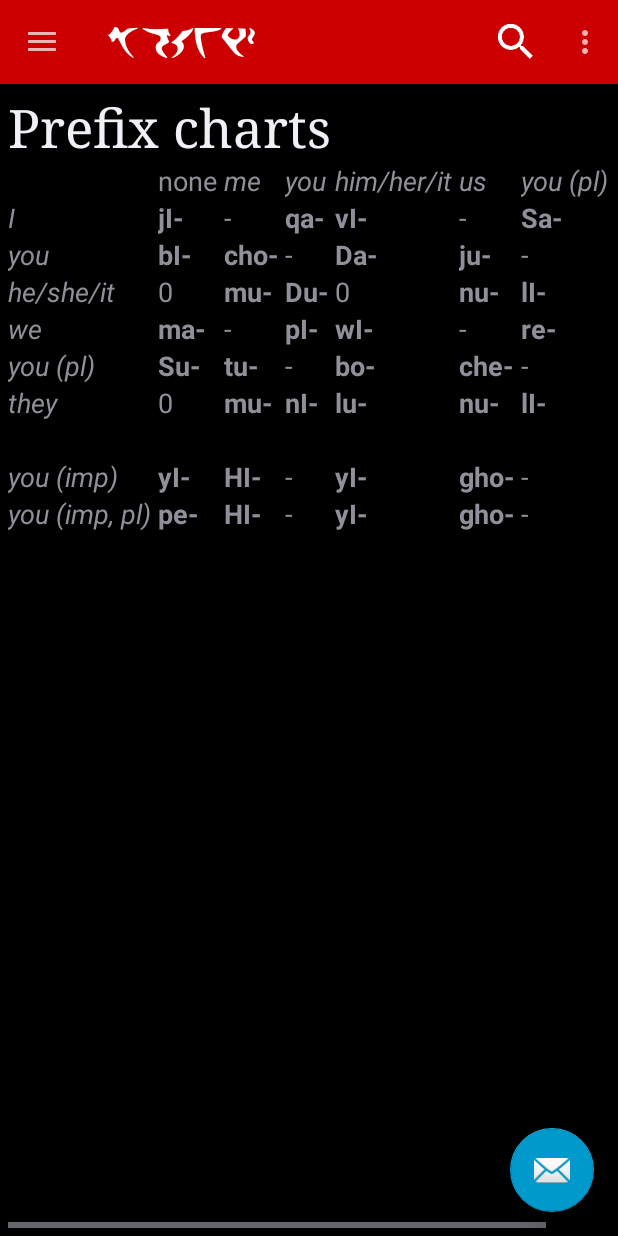
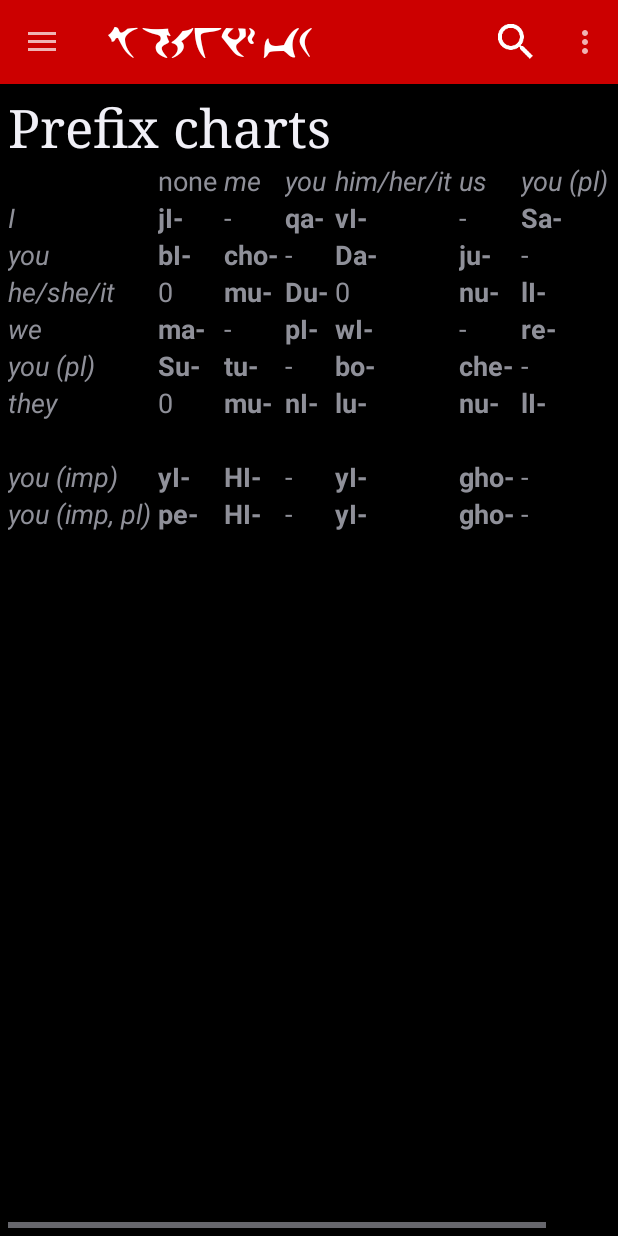
Before and after one commit to De7vID/klingon-assistant-data, an Android app: the PrefixChartActivity screen opened directly, with no data from a screen before it, on a phone screen of 412 x 824 dp. Run offline under Robolectric (Android 15) with nearby library versions, the phone set to English and light mode, and no system bars.

Commit message:
catch up v2 to regular version of app

```diff
--- a/KlingonAssistant-v2/app/src/main/java/org/tlhInganHol/android/klingonassistant_v2/BaseActivity.java
+++ b/KlingonAssistant-v2/app/src/main/java/org/tlhInganHol/android/klingonassistant_v2/BaseActivity.java
@@ -26,9 +26,7 @@ import android.net.Uri;
 import android.os.Bundle;
 import android.preference.PreferenceManager;
 import android.support.constraint.ConstraintLayout;
-import android.support.design.widget.FloatingActionButton;
 import android.support.design.widget.NavigationView;
-import android.support.design.widget.Snackbar;
 import android.support.v4.view.GravityCompat;
 import android.support.v4.widget.DrawerLayout;
 import android.support.v7.app.ActionBarDrawerToggle;
@@ -36,12 +34,15 @@ import android.support.v7.app.AppCompatActivity;
 import android.support.v7.widget.Toolbar;
 import android.text.Spannable;
 import android.text.SpannableString;
+import android.text.style.RelativeSizeSpan;
+import android.text.style.TypefaceSpan;
 import android.view.LayoutInflater;
 import android.view.Menu;
 import android.view.MenuInflater;
 import android.view.MenuItem;
 import android.view.SubMenu;
 import android.view.View;
+import android.widget.TextView;
 import java.util.Locale;
 
 public class BaseActivity extends AppCompatActivity
@@ -116,27 +117,29 @@ public class BaseActivity extends AppCompatActivity
     getSupportActionBar().setDisplayHomeAsUpEnabled(true);
     // getSupportActionBar().setIcon(R.drawable.ic_ka);
 
-    // Display the toolbar title in Klingon font.
-    SpannableString title =
-        new SpannableString(KlingonContentProvider.convertStringToKlingonFont("boQwI\'"));
+    // Display the title in Klingon font.
+    SpannableString klingonAppName =
+        new SpannableString(
+            KlingonContentProvider.convertStringToKlingonFont(
+                getBaseContext().getResources().getString(R.string.app_name)));
     Typeface klingonTypeface = KlingonAssistant.getKlingonFontTypeface(getBaseContext());
-    title.setSpan(
+    klingonAppName.setSpan(
         new KlingonTypefaceSpan("", klingonTypeface),
         0,
-        title.length(),
+        klingonAppName.length(),
         Spannable.SPAN_EXCLUSIVE_EXCLUSIVE);
-    getSupportActionBar().setTitle(title);
+    getSupportActionBar().setTitle(klingonAppName);
 
-    FloatingActionButton fab = (FloatingActionButton) findViewById(R.id.fab);
-    fab.setOnClickListener(
-        new View.OnClickListener() {
-          @Override
-          public void onClick(View view) {
-            Snackbar.make(view, "Replace with your own action", Snackbar.LENGTH_LONG)
-                .setAction("Action", null)
-                .show();
-          }
-        });
+    // FloatingActionButton fab = (FloatingActionButton) findViewById(R.id.fab);
+    // fab.setOnClickListener(
+    //     new View.OnClickListener() {
+    //       @Override
+    //       public void onClick(View view) {
+    //         Snackbar.make(view, "Replace with your own action", Snackbar.LENGTH_LONG)
+    //             .setAction("Action", null)
+    //             .show();
+    //       }
+    //     });
 
     DrawerLayout drawer = (DrawerLayout) findViewById(R.id.drawer_layout);
     ActionBarDrawerToggle toggle =
@@ -151,8 +154,6 @@ public class BaseActivity extends AppCompatActivity
 
     NavigationView navigationView = (NavigationView) findViewById(R.id.nav_view);
     navigationView.setNavigationItemSelectedListener(this);
-    if (sharedPrefs.getBoolean(
-        Preferences.KEY_KLINGON_FONT_CHECKBOX_PREFERENCE, /* default */ false)) {
     Menu navMenu = navigationView.getMenu();
     for (int i = 0; i < navMenu.size(); i++) {
       MenuItem menuItem = navMenu.getItem(i);
@@ -160,12 +161,17 @@ public class BaseActivity extends AppCompatActivity
       if (subMenu != null && subMenu.size() > 0) {
         for (int j = 0; j < subMenu.size(); j++) {
           MenuItem subMenuItem = subMenu.getItem(j);
-            applyKlingonTypeFaceToMenuItem(subMenuItem);
+          applyTypefaceToMenuItem(subMenuItem, false);
         }
       }
-        applyKlingonTypeFaceToMenuItem(menuItem);
+      applyTypefaceToMenuItem(menuItem, true);
     }
-    }
+
+    View headerView = navigationView.getHeaderView(0);
+    TextView appNameView = (TextView) headerView.findViewById(R.id.app_name_view);
+    TextView versionView = (TextView) headerView.findViewById(R.id.version_view);
+    appNameView.setText(klingonAppName);
+    versionView.setText("v" + KlingonContentDatabase.getDatabaseVersion() + " (alpha)");
 
     // If the device is in landscape orientation and the screen size is large (or bigger), then
     // make the slide-out menu static. Otherwise, hide it by default.
@@ -179,30 +185,53 @@ public class BaseActivity extends AppCompatActivity
     setDefaultKeyMode(DEFAULT_KEYS_SEARCH_LOCAL);
   }
 
-  private void applyKlingonTypeFaceToMenuItem(MenuItem menuItem) {
+  private void applyTypefaceToMenuItem(MenuItem menuItem, boolean enlarge) {
+    final SharedPreferences sharedPrefs =
+        PreferenceManager.getDefaultSharedPreferences(getBaseContext());
+    boolean useKlingonUI =
+        sharedPrefs.getBoolean(Preferences.KEY_KLINGON_UI_CHECKBOX_PREFERENCE, /* default */ false);
+    boolean useKlingonFont =
+        sharedPrefs.getBoolean(
+            Preferences.KEY_KLINGON_FONT_CHECKBOX_PREFERENCE, /* default */ false);
     Typeface klingonTypeface = KlingonAssistant.getKlingonFontTypeface(getBaseContext());
     String title = menuItem.getTitle().toString();
-    SpannableString klingonFontTitle =
+    SpannableString spannableString;
+    if (useKlingonFont) {
+      spannableString =
           new SpannableString(KlingonContentProvider.convertStringToKlingonFont(title));
-    klingonFontTitle.setSpan(
+      spannableString.setSpan(
           new KlingonTypefaceSpan("", klingonTypeface),
           0,
-        klingonFontTitle.length(),
+          spannableString.length(),
           Spannable.SPAN_EXCLUSIVE_EXCLUSIVE);
-    menuItem.setTitle(klingonFontTitle);
+    } else {
+      spannableString = new SpannableString(title);
+      if (useKlingonUI) {
+        // If the UI is in Klingon (Latin), use a serif typeface.
+        spannableString.setSpan(
+            new TypefaceSpan("serif"),
+            0,
+            spannableString.length(),
+            Spannable.SPAN_EXCLUSIVE_EXCLUSIVE);
+      }
+    }
+    if (enlarge) {
+      spannableString.setSpan(
+          new RelativeSizeSpan(1.5f),
+          0,
+          spannableString.length(),
+          Spannable.SPAN_EXCLUSIVE_EXCLUSIVE);
+    }
+    menuItem.setTitle(spannableString);
   }
 
   @Override
   public boolean onCreateOptionsMenu(Menu menu) {
     MenuInflater inflater = getMenuInflater();
     inflater.inflate(R.menu.options_menu, menu);
-    SharedPreferences sharedPrefs = PreferenceManager.getDefaultSharedPreferences(getBaseContext());
-    if (sharedPrefs.getBoolean(
-        Preferences.KEY_KLINGON_FONT_CHECKBOX_PREFERENCE, /* default */ false)) {
     for (int i = 0; i < menu.size(); i++) {
       MenuItem menuItem = menu.getItem(i);
-        applyKlingonTypeFaceToMenuItem(menuItem);
-      }
+      applyTypefaceToMenuItem(menuItem, false);
     }
     return true;
   }
@@ -492,7 +521,7 @@ public class BaseActivity extends AppCompatActivity
 
   @Override
   public boolean onOptionsItemSelected(MenuItem item) {
-    //noinspection SimplifiableIfStatement
+    // noinspection SimplifiableIfStatement
     switch (item.getItemId()) {
       case R.id.search:
         onSearchRequested();
--- a/KlingonAssistant-v2/app/src/main/java/org/tlhInganHol/android/klingonassistant_v2/KlingonContentDatabase.java
+++ b/KlingonAssistant-v2/app/src/main/java/org/tlhInganHol/android/klingonassistant_v2/KlingonContentDatabase.java
@@ -612,7 +612,8 @@ public class KlingonContentDatabase {
     return cursor;
   }
 
-  // Helper method to make it easier to search either definitions or search tags, in either English or German.
+  // Helper method to make it easier to search either definitions or search tags, in either English
+  // or German.
   private void matchDefinitionsOrSearchTags(
       String piece,
       boolean isPrefix,
@@ -727,7 +728,8 @@ public class KlingonContentDatabase {
         if (filterEntry.isSatisfiedBy(resultEntry)
             && !resultEntry.isArchaic()
             && !resultEntry.isHypothetical()) {
-          // Log.d(TAG, "adding: " + resultEntry.getEntryName() + " (" + resultEntry.getPartOfSpeech() + ")");
+          // Log.d(TAG, "adding: " + resultEntry.getEntryName() + " (" +
+          // resultEntry.getPartOfSpeech() + ")");
           Object[] exactMatchObject = complexWordCursorRow(resultEntry, complexWord);
 
           // If this is a bare word, prevent duplicates.
@@ -943,6 +945,20 @@ public class KlingonContentDatabase {
     return cursor;
   }
 
+  public static String getDatabaseVersion() {
+    return dottedVersion(DATABASE_VERSION);
+  }
+
+  private static String dottedVersion(int version) {
+    String s = Integer.toString(version);
+    return s.substring(0, 4)
+        + "."
+        + s.substring(4, 6)
+        + "."
+        + s.substring(6, 8)
+        + Character.toString((char) (s.charAt(8) - '0' + 'a'));
+  }
+
   /** This class helps create, open, and upgrade the Klingon database. */
   private static class KlingonDatabaseOpenHelper extends SQLiteOpenHelper {
 
@@ -1000,16 +1016,6 @@ public class KlingonContentDatabase {
 
       // Show help after database upgrade.
       setShowHelpFlag();
-    }
-
-    private String dottedVersion(int version) {
-      String s = Integer.toString(version);
-      return s.substring(0, 4)
-          + "."
-          + s.substring(4, 6)
-          + "."
-          + s.substring(6, 8)
-          + Character.toString((char) (s.charAt(8) - '0' + 'a'));
     }
 
     private void setShowHelpFlag() {
--- a/KlingonAssistant-v2/app/src/main/java/org/tlhInganHol/android/klingonassistant_v2/Preferences.java
+++ b/KlingonAssistant-v2/app/src/main/java/org/tlhInganHol/android/klingonassistant_v2/Preferences.java
@@ -30,12 +30,12 @@ import android.view.MenuItem;
 import android.view.ViewGroup;
 import java.util.Locale;
 
-// Since this needs to extend PreferenceActivity, it does not have an action bar.
 public class Preferences extends AppCompatPreferenceActivity
     implements OnSharedPreferenceChangeListener {
 
   // Tutorial preferences.
-  // public static final String KEY_RUN_TUTORIAL_CHECKBOX_PREFERENCE = "run_tutorial_checkbox_preference";
+  // public static final String KEY_RUN_TUTORIAL_CHECKBOX_PREFERENCE =
+  // "run_tutorial_checkbox_preference";
 
   // Language preferences.
   public static final String KEY_KLINGON_UI_CHECKBOX_PREFERENCE = "klingon_ui_checkbox_preference";
--- a/KlingonAssistant-v2/app/src/main/res/layout/activity_base.xml
+++ b/KlingonAssistant-v2/app/src/main/res/layout/activity_base.xml
@@ -19,6 +19,7 @@
         android:layout_height="match_parent"
         android:layout_gravity="start"
         android:fitsSystemWindows="true"
+        app:itemTextAppearance="@style/MenuItemTextStyle"
         app:headerLayout="@layout/nav_header_base"
         app:menu="@menu/activity_base_drawer" />
 
--- a/KlingonAssistant-v2/app/src/main/res/layout/app_bar_base.xml
+++ b/KlingonAssistant-v2/app/src/main/res/layout/app_bar_base.xml
@@ -17,6 +17,7 @@
 
     <include layout="@layout/content_base" />
 
+    <!--
     <android.support.design.widget.FloatingActionButton
         android:id="@+id/fab"
         android:layout_width="wrap_content"
@@ -24,5 +25,6 @@
         android:layout_gravity="bottom|end"
         android:layout_margin="@dimen/fab_margin"
         app:srcCompat="@android:drawable/ic_dialog_email" />
+        -->
 
 </android.support.design.widget.CoordinatorLayout>
--- a/KlingonAssistant-v2/app/src/main/res/layout/nav_header_base.xml
+++ b/KlingonAssistant-v2/app/src/main/res/layout/nav_header_base.xml
@@ -13,21 +13,23 @@
     android:theme="@style/ThemeOverlay.AppCompat.Dark">
 
     <ImageView
-        android:id="@+id/imageView"
+        android:id="@+id/image_view"
         android:layout_width="wrap_content"
         android:layout_height="wrap_content"
         android:paddingTop="@dimen/nav_header_vertical_spacing"
         android:src="@drawable/ic_ka" />
 
     <TextView
+        android:id="@+id/app_name_view"
         android:layout_width="match_parent"
         android:layout_height="wrap_content"
         android:paddingTop="@dimen/nav_header_vertical_spacing"
         android:text="@string/app_name"
+        android:textSize="20sp"
         android:textAppearance="@style/TextAppearance.AppCompat.Body1" />
 
     <TextView
-        android:id="@+id/textView"
+        android:id="@+id/version_view"
         android:layout_width="wrap_content"
         android:layout_height="wrap_content"
         android:text="VERSION" />
--- a/KlingonAssistant-v2/app/src/main/res/values/styles.xml
+++ b/KlingonAssistant-v2/app/src/main/res/values/styles.xml
@@ -3,10 +3,10 @@
     <!-- Base application theme. -->
     <style name="AppTheme" parent="Theme.AppCompat">
         <!-- Customize your theme here. -->
-        <item name="android:textColorPrimary">@android:color/white</item>
         <item name="colorPrimary">@color/colorPrimary</item>
         <item name="colorPrimaryDark">@color/colorPrimaryDark</item>
         <item name="colorAccent">@color/colorAccent</item>
+        <item name="android:textColorPrimary">@android:color/white</item>
         <item name="android:windowBackground">@android:color/black</item>
         <item name="android:navigationBarColor">@android:color/black</item>
     </style>
@@ -19,6 +19,12 @@
     <style name="AppTheme.AppBarOverlay" parent="ThemeOverlay.AppCompat" />
 
     <style name="AppTheme.PopupOverlay" parent="ThemeOverlay.AppCompat" />
+
+    <style name="MenuItemTextStyle" parent="Base.TextAppearance.AppCompat">
+        <item name="android:textColor">?android:attr/textColorPrimary</item>
+        <item name="android:textSize">16sp</item>
+        <item name="android:typeface">serif</item>
+    </style>
 
     <!--
     <style name="MenuDrawer" />
```
Also changed, not shown: KlingonAssistant-v2/app/src/main/java/org/tlhInganHol/android/klingonassistant_v2/EntryActivity.java (+8 -4 lines), KlingonAssistant-v2/app/src/main/java/org/tlhInganHol/android/klingonassistant_v2/KlingonAssistant.java (+20 -8 lines), KlingonAssistant-v2/app/src/main/java/org/tlhInganHol/android/klingonassistant_v2/KlingonContentProvider.java (+10 -5 lines). Lines whose indentation alone changed are shown as unchanged.
